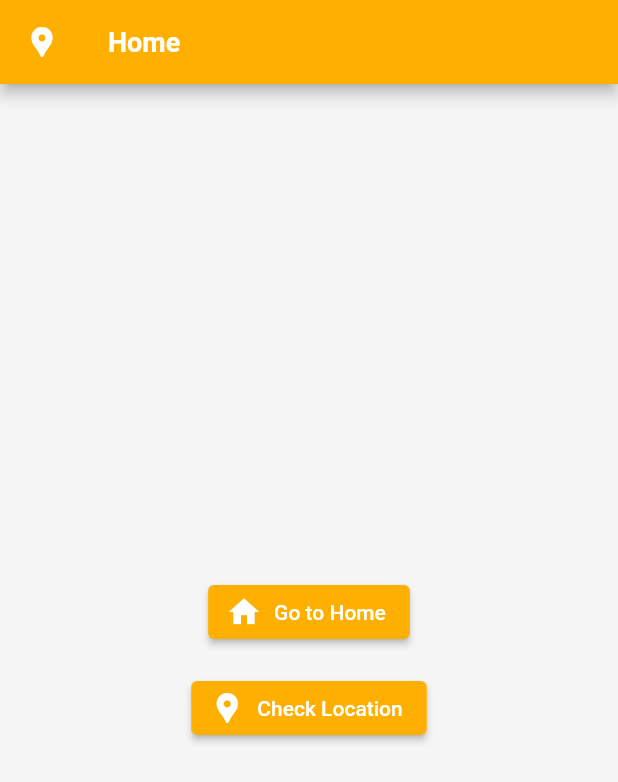
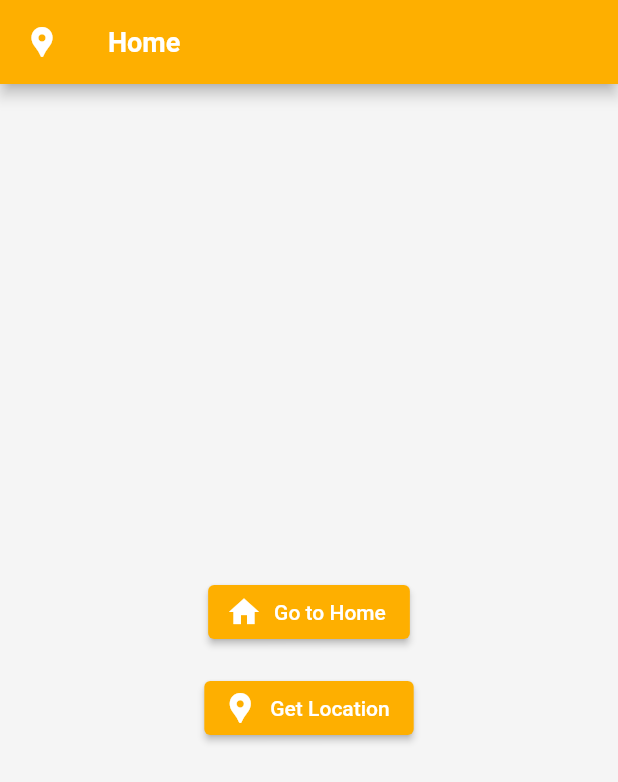
Before and after one commit to idawigner/test-maps, a Flutter app: the screen it shows after launch, on a phone screen of 412 x 824 dp. Shown: the top 782 px of the screen. Run offline on Flutter 3.47's test engine with Material 2 defaults, Android fonts, the phone set to English and light mode, and no system bars; our stand-ins replace equatable, flutter_bloc, geolocator, google_maps_flutter; Roboto replaces fonts that are missing (Futura).

Commit message:
before places code

```diff
--- a/map1/lib/home_screen.dart
+++ b/map1/lib/home_screen.dart
@@ -35,7 +35,7 @@ class _HomeScreenState extends State<HomeScreen> {
             ElevatedButton.icon(
               onPressed: () => Navigator.pushNamed(context, AppRoutes.location),
               icon: const Icon(Icons.location_pin),
-              label: const Text('Check Location'),
+              label: const Text('Get Location'),
             ),
           ],
         ),
```
